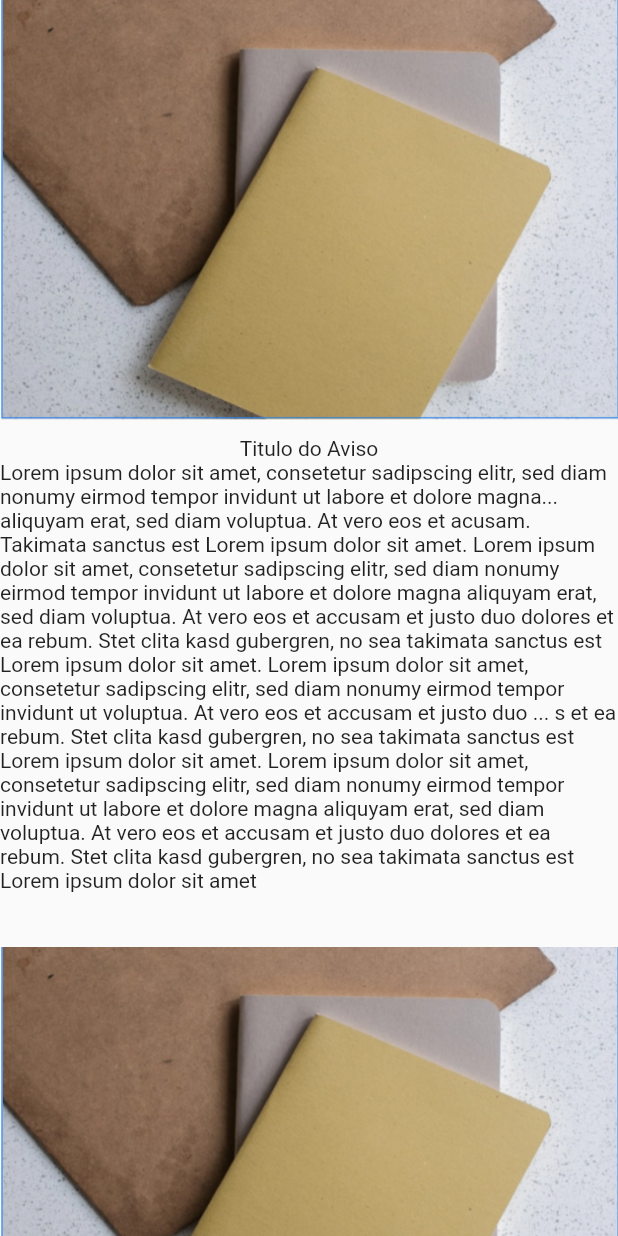
After one commit to peryvieira/test-catchup, a Flutter app: the PageAvisos screen opened directly, on a phone screen of 412 x 824 dp. The commit adds this screen. Run offline on Flutter 3.47's test engine with Material 2 defaults, Android fonts, the phone set to English and light mode, and no system bars; our stand-ins replace bubble_tab_indicator.

Commit message:
criacao da pagina de avisos

```diff
--- /dev/null
+++ b/implementacao/catchup_app/lib/avisos/page_avisos.dart
@@ -0,0 +1,20 @@
+import 'package:catchup_app/avisos/post_avisos.dart';
+import 'package:flutter/material.dart';
+
+class PageAvisos extends StatelessWidget {
+  @override
+  Widget build(BuildContext context) {
+    return Scaffold(
+      body: SingleChildScrollView(
+        child: Column(
+          children: <Widget>[
+            PostAvisos('assets/images/image_avisos.png', "Titulo do Aviso",
+                "Lorem ipsum dolor sit amet, consetetur sadipscing elitr, sed diam nonumy eirmod tempor invidunt ut labore et dolore magna... aliquyam erat, sed diam voluptua. At vero eos et acusam. Takimata sanctus est Lorem ipsum dolor sit amet. Lorem ipsum dolor sit amet, consetetur sadipscing elitr, sed diam nonumy eirmod tempor invidunt ut labore et dolore magna aliquyam erat, sed diam voluptua. At vero eos et accusam et justo duo dolores et ea rebum. Stet clita kasd gubergren, no sea takimata sanctus est Lorem ipsum dolor sit amet. Lorem ipsum dolor sit amet, consetetur sadipscing elitr, sed diam nonumy eirmod tempor invidunt ut voluptua. At vero eos et accusam et justo duo ... s et ea rebum. Stet clita kasd gubergren, no sea takimata sanctus est Lorem ipsum dolor sit amet. Lorem ipsum dolor sit amet, consetetur sadipscing elitr, sed diam nonumy eirmod tempor invidunt ut labore et dolore magna aliquyam erat, sed diam voluptua. At vero eos et accusam et justo duo dolores et ea rebum. Stet clita kasd gubergren, no sea takimata sanctus est Lorem ipsum dolor sit amet"),
+            PostAvisos('assets/images/image_avisos.png', "Titulo do Aviso",
+                "Lorem ipsum dolor sit amet, consetetur sadipscing elitr, sed diam nonumy eirmod tempor invidunt ut labore et dolore magna... aliquyam erat, sed diam voluptua. At vero eos et acusam. Takimata sanctus est Lorem ipsum dolor sit amet. Lorem ipsum dolor sit amet, consetetur sadipscing elitr, sed diam nonumy eirmod tempor invidunt ut labore et dolore magna aliquyam erat, sed diam voluptua. At vero eos et accusam et justo duo dolores et ea rebum. Stet clita kasd gubergren, no sea takimata sanctus est Lorem ipsum dolor sit amet. Lorem ipsum dolor sit amet, consetetur sadipscing elitr, sed diam nonumy eirmod tempor invidunt ut voluptua. At vero eos et accusam et justo duo ... s et ea rebum. Stet clita kasd gubergren, no sea takimata sanctus est Lorem ipsum dolor sit amet. Lorem ipsum dolor sit amet, consetetur sadipscing elitr, sed diam nonumy eirmod tempor invidunt ut labore et dolore magna aliquyam erat, sed diam voluptua. At vero eos et accusam et justo duo dolores et ea rebum. Stet clita kasd gubergren, no sea takimata sanctus est Lorem ipsum dolor sit amet"),
+          ],
+        ),
+      ),
+    );
+  }
+}
--- /dev/null
+++ b/implementacao/catchup_app/lib/avisos/post_avisos.dart
@@ -0,0 +1,34 @@
+import 'package:flutter/material.dart';
+
+class PostAvisos extends StatefulWidget {
+  final String pathImageAvisos;
+  final String tituloAvisos;
+  final String conteudoAvisos;
+
+  const PostAvisos(
+      this.pathImageAvisos, this.tituloAvisos, this.conteudoAvisos);
+  @override
+  _PostAvisosState createState() => _PostAvisosState();
+}
+
+class _PostAvisosState extends State<PostAvisos> {
+  @override
+  Widget build(BuildContext context) {
+    return Column(
+      children: <Widget>[
+        Padding(
+            padding: EdgeInsets.only(bottom: 11),
+            child: Container(
+                height: 280,
+                decoration: new BoxDecoration(
+                    image: DecorationImage(
+                        image: new AssetImage(widget.pathImageAvisos),
+                        fit: BoxFit.fill)))),
+        Text(widget.tituloAvisos),
+        Padding(
+            padding: const EdgeInsets.only(bottom: 36.0),
+            child: Text(widget.conteudoAvisos))
+      ],
+    );
+  }
+}
--- a/implementacao/catchup_app/lib/homePage.dart
+++ b/implementacao/catchup_app/lib/homePage.dart
@@ -1,3 +1,4 @@
+import 'package:catchup_app/avisos/page_avisos.dart';
 import 'package:catchup_app/bottomNavigation.dart';
 import 'package:flutter/material.dart';
 import 'package:bubble_tab_indicator/bubble_tab_indicator.dart';
@@ -21,9 +22,7 @@ class _HomePageState extends State<HomePage> {
                 color: Colors.white,
               ),
               new PageFeed(),
-              new Container(
-                color: Colors.white,
-              ),
+              new PageAvisos(),
               new Container(
                 color: Colors.white,
               ),
--- a/implementacao/catchup_app/pubspec.yaml
+++ b/implementacao/catchup_app/pubspec.yaml
@@ -42,6 +42,7 @@ flutter:
   uses-material-design: true
   assets:
     - assets/images/image_feed.png
+    - assets/images/image_avisos.png
   # To add assets to your application, add an assets section, like this:
   # assets:
   #  - images/a_dot_burr.jpeg
```
Also changed, not shown: implementacao/catchup_app/assets/images/image_avisos.png (added).
